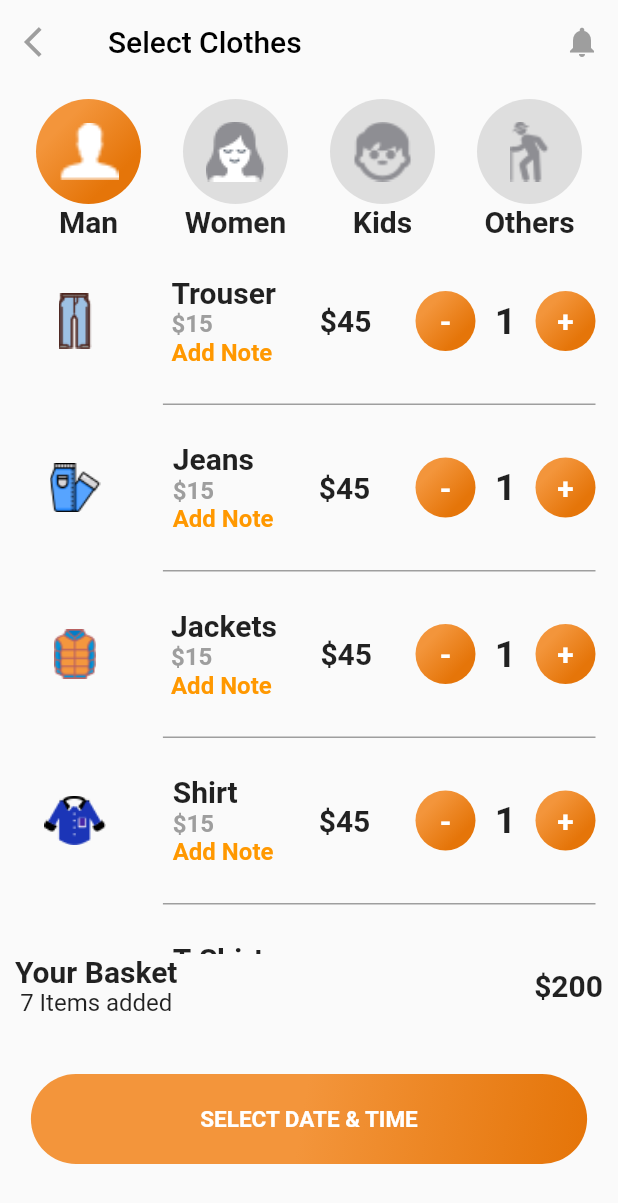
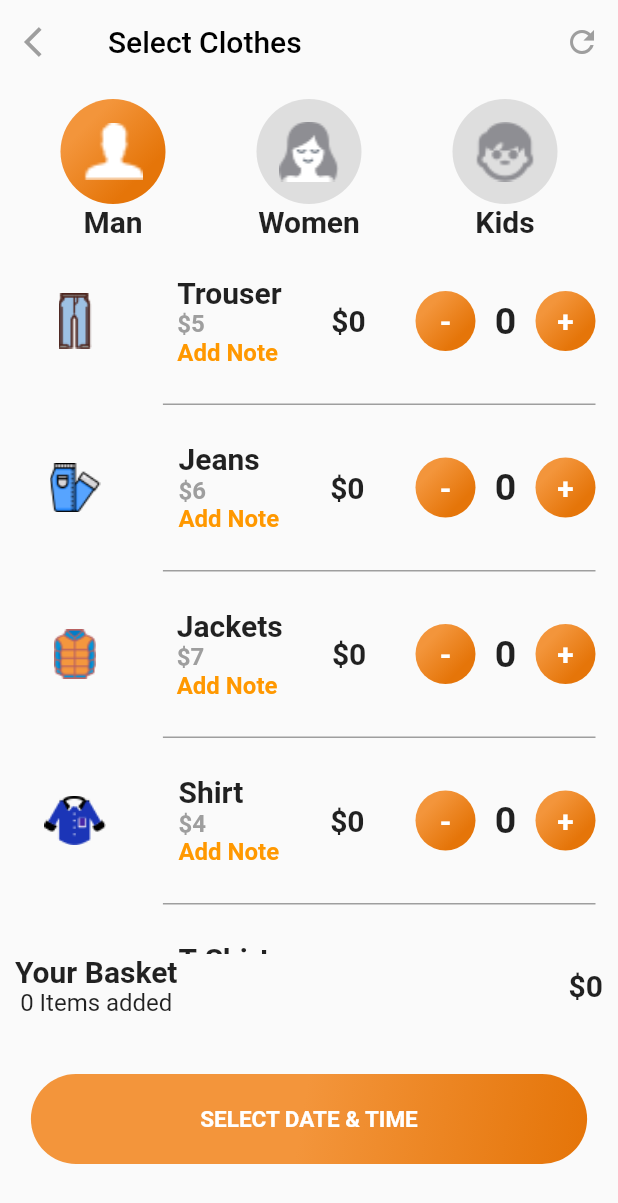
Before and after one commit to datapirates0101/laundry, a Flutter app: the OrdersPage screen opened directly, on a phone screen of 412 x 824 dp. Shown: the top 1203 px of the screen. Run offline on Flutter 3.47's test engine with Material 2 defaults, Android fonts, the phone set to English and light mode, and no system bars; our stand-ins replace cloud_firestore, firebase_auth, firebase_core, flutter_riverpod; missing offline and left inert: ntp; accounts and stored records are empty.

Commit message:
orders page linking and logic with provider

```diff
--- /dev/null
+++ b/lib/logic/gender_clothList.dart
@@ -0,0 +1,176 @@
+// ignore: file_names
+import 'package:laundry/widgets/cloth.dart';
+import 'package:laundry/providers/quantity.dart';
+
+List<List<ClothWidget>> whichGenderCloths() {
+  return [
+    [
+      ClothWidget(
+        img: 'cloth1',
+        name: 'Trouser',
+        price: 5,
+        quantity: mtrouserProvider,
+      ),
+      ClothWidget(
+        img: 'cloth2',
+        name: 'Jeans',
+        price: 6,
+        quantity: mjeansProvider,
+      ),
+      ClothWidget(
+        img: 'cloth3',
+        name: 'Jackets',
+        price: 7,
+        quantity: mjacketProvider,
+      ),
+      ClothWidget(
+        img: 'cloth4',
+        name: 'Shirt',
+        price: 4,
+        quantity: mshirtProvider,
+      ),
+      ClothWidget(
+        img: 'cloth5',
+        name: 'T-Shirt',
+        price: 3,
+        quantity: mtshirtProvider,
+      ),
+      ClothWidget(
+        img: 'cloth6',
+        name: 'Blazer',
+        price: 10,
+        quantity: mblaserProvider,
+      ),
+      ClothWidget(
+        img: 'cloth7',
+        name: 'Coats',
+        price: 10,
+        quantity: mcoatProvider,
+      ),
+      ClothWidget(
+        img: 'cloth8',
+        name: 'Kurta',
+        price: 6,
+        quantity: mkurtaProvider,
+      ),
+      ClothWidget(
+        img: 'cloth9',
+        name: 'Sweater',
+        price: 8,
+        quantity: msweateProvider,
+      ),
+    ],
+    [
+      ClothWidget(
+        img: 'cloth1',
+        name: 'Trouser',
+        price: 4,
+        quantity: wtrouserProvider,
+      ),
+      ClothWidget(
+        img: 'cloth2',
+        name: 'Jeans',
+        price: 5,
+        quantity: wjeansProvider,
+      ),
+      ClothWidget(
+        img: 'cloth3',
+        name: 'Jackets',
+        price: 6,
+        quantity: wjacketProvider,
+      ),
+      ClothWidget(
+        img: 'cloth4',
+        name: 'Shirt',
+        price: 3,
+        quantity: wshirtProvider,
+      ),
+      ClothWidget(
+        img: 'cloth5',
+        name: 'T-Shirt',
+        price: 2,
+        quantity: wtshirtProvider,
+      ),
+      ClothWidget(
+        img: 'cloth6',
+        name: 'Blazer',
+        price: 9,
+        quantity: wblaserProvider,
+      ),
+      ClothWidget(
+        img: 'cloth7',
+        name: 'Coats',
+        price: 9,
+        quantity: wcoatProvider,
+      ),
+      ClothWidget(
+        img: 'cloth8',
+        name: 'Kurta',
+        price: 5,
+        quantity: wkurtaProvider,
+      ),
+      ClothWidget(
+        img: 'cloth9',
+        name: 'Sweater',
+        price: 7,
+        quantity: wsweateProvider,
+      ),
+    ],
+    [
+      ClothWidget(
+        img: 'cloth1',
+        name: 'Trouser',
+        price: 3,
+        quantity: ktrouserProvider,
+      ),
+      ClothWidget(
+        img: 'cloth2',
+        name: 'Jeans',
+        price: 4,
+        quantity: kjeansProvider,
+      ),
+      ClothWidget(
+        img: 'cloth3',
+        name: 'Jackets',
+        price: 5,
+        quantity: kjacketProvider,
+      ),
+      ClothWidget(
+        img: 'cloth4',
+        name: 'Shirt',
+        price: 2,
+        quantity: kshirtProvider,
+      ),
+      ClothWidget(
+        img: 'cloth5',
+        name: 'T-Shirt',
+        price: 1,
+        quantity: ktshirtProvider,
+      ),
+      ClothWidget(
+        img: 'cloth6',
+        name: 'Blazer',
+        price: 8,
+        quantity: kblaserProvider,
+      ),
+      ClothWidget(
+        img: 'cloth7',
+        name: 'Coats',
+        price: 8,
+        quantity: kcoatProvider,
+      ),
+      ClothWidget(
+        img: 'cloth8',
+        name: 'Kurta',
+        price: 4,
+        quantity: kkurtaProvider,
+      ),
+      ClothWidget(
+        img: 'cloth9',
+        name: 'Sweater',
+        price: 6,
+        quantity: ksweateProvider,
+      ),
+    ],
+  ];
+}
--- a/lib/resources/fetch_time.dart
+++ b/lib/resources/fetch_time.dart
@@ -9,7 +9,7 @@ class Time {
   }
 
   bool checkTime(DateTime time) {
-    if (time.hour >= 7 && time.hour <= 20) {
+    if (time.hour >= 7 && time.hour < 20) {
       return true;
     } else {
       return false;
--- a/lib/screens/order_page.dart
+++ b/lib/screens/order_page.dart
@@ -1,18 +1,31 @@
 import 'package:flutter/material.dart';
+import 'package:flutter_riverpod/flutter_riverpod.dart';
+import 'package:laundry/logic/item_price_cal.dart';
+import 'package:laundry/providers/quantity.dart';
+import 'package:laundry/screens/pickup&delivery_screen.dart';
 import 'package:laundry/utils/style.dart';
 import 'package:laundry/widgets/category.dart';
 import 'package:laundry/widgets/cloth.dart';
+import 'package:laundry/logic/gender_clothList.dart';
 
-class OrdersPage extends StatefulWidget {
+class OrdersPage extends ConsumerStatefulWidget {
   const OrdersPage({Key? key}) : super(key: key);
 
   @override
-  State<OrdersPage> createState() => _OrdersPageState();
+  ConsumerState<ConsumerStatefulWidget> createState() => _OrdersPageState();
 }
 
-class _OrdersPageState extends State<OrdersPage> {
+class _OrdersPageState extends ConsumerState<OrdersPage> {
+  bool isActiveMan = true;
+  bool isActiveWomen = false;
+  bool isActivekid = false;
+  int gender = 0;
+
   @override
-  Widget build(BuildContext context) {
+  Widget build(
+    BuildContext context,
+  ) {
+    int item = ref.watch(itemCountProvider);
     return Scaffold(
       appBar: AppBar(
         backgroundColor: Colors.transparent,
@@ -23,12 +36,17 @@ class _OrdersPageState extends State<OrdersPage> {
         ),
         leading: IconButton(
           icon: const Icon(Icons.arrow_back_ios, color: Colors.grey),
-          onPressed: () {},
+          onPressed: () {
+            refreshUi(ref);
+            Navigator.pop(context);
+          },
         ),
         actions: [
           IconButton(
-            icon: const Icon(Icons.notifications, color: Colors.grey),
-            onPressed: () {},
+            icon: const Icon(Icons.refresh_outlined, color: Colors.grey),
+            onPressed: () {
+              refreshUi(ref);
+            },
           ),
         ],
       ),
@@ -39,26 +57,45 @@ class _OrdersPageState extends State<OrdersPage> {
             Row(
               mainAxisAlignment: MainAxisAlignment.spaceAround,
               children: [
-                categoryWidget('man', 'Man', true),
-                categoryWidget('girl', 'Women', false),
-                categoryWidget('child', 'Kids', false),
-                categoryWidget('oldman', 'Others', false),
+                GestureDetector(
+                  onTap: () {
+                    setState(() {
+                      isActiveWomen = false;
+                      isActivekid = false;
+                      isActiveMan = !isActiveMan;
+                      gender = 0;
+                    });
+                  },
+                  child: categoryWidget('man', 'Man', isActiveMan),
+                ),
+                GestureDetector(
+                  onTap: () {
+                    setState(() {
+                      isActiveMan = false;
+                      isActivekid = false;
+                      isActiveWomen = !isActiveWomen;
+                      gender = 1;
+                    });
+                  },
+                  child: categoryWidget('girl', 'Women', isActiveWomen),
+                ),
+                GestureDetector(
+                  onTap: () {
+                    setState(() {
+                      isActiveMan = false;
+                      isActiveWomen = false;
+                      isActivekid = !isActivekid;
+                      gender = 2;
+                    });
+                  },
+                  child: categoryWidget('child', 'Kids', isActivekid),
+                ),
               ],
             ),
             Expanded(
               child: SingleChildScrollView(
                 child: Column(
-                  children: [
-                    clothWidget('cloth1', 'Trouser', '15', context),
-                    clothWidget('cloth2', 'Jeans', '15', context),
-                    clothWidget('cloth3', 'Jackets', '15', context),
-                    clothWidget('cloth4', 'Shirt', '15', context),
-                    clothWidget('cloth5', 'T-Shirt', '15', context),
-                    clothWidget('cloth6', 'Blazer', '15', context),
-                    clothWidget('cloth7', 'Coats', '15', context),
-                    clothWidget('cloth8', 'Kurta', '15', context),
-                    clothWidget('cloth9', 'Sweater', '15', context),
-                  ],
+                  children: whichGenderCloths()[gender],
                 ),
               ),
             ),
@@ -72,13 +109,13 @@ class _OrdersPageState extends State<OrdersPage> {
                       style: headingStyle,
                     ),
                     Text(
-                      '7 Items added',
+                      '${item.toString()} Items added',
                       style: contentStyle,
                     ),
                   ],
                 ),
                 Text(
-                  '\$200',
+                  '\$${ref.watch(priceProvider)}',
                   style: headingStyle,
                 ),
               ],
@@ -87,7 +124,14 @@ class _OrdersPageState extends State<OrdersPage> {
               height: 30,
             ),
             InkWell(
-              onTap: () {},
+              onTap: () {
+                Navigator.push(
+                  context,
+                  MaterialPageRoute(
+                    builder: (context) => const PickupScreen(),
+                  ),
+                );
+              },
               child: Padding(
                 padding: const EdgeInsets.all(8.0),
                 child: Container(
--- a/lib/utils/global_variables.dart
+++ b/lib/utils/global_variables.dart
@@ -1,5 +1,61 @@
-import 'package:flutter/material.dart';
-import 'package:laundry/screens/home_page.dart';
-import 'package:laundry/screens/myorder_page.dart';
-import 'package:laundry/screens/profile_pade.dart';
-import 'package:laundry/screens/track_order_page.dart';
+import 'package:laundry/providers/quantity.dart';
+
+Map<String, int> price = {
+  'mtrouserProvider': 5,
+  'mjeansProvider': 6,
+  'mjacketProvider': 7,
+  'mshirtProvider': 4,
+  'mtshirtProvider': 3,
+  'mblaserProvider': 10,
+  'mcoatProvider': 10,
+  'mkurtaProvider': 6,
+  'msweateProvider': 8,
+  'wtrouserProvider': 4,
+  'wjeansProvider': 5,
+  'wjacketProvider': 6,
+  'wshirtProvider': 3,
+  'wtshirtProvider': 2,
+  'wblaserProvider': 9,
+  'wcoatProvider': 9,
+  'wkurtaProvider': 5,
+  'wsweateProvider': 7,
+  'ktrouserProvider': 3,
+  'kjeansProvider': 4,
+  'kjacketProvider': 5,
+  'kshirtProvider': 2,
+  'ktshirtProvider': 1,
+  'kblaserProvider': 8,
+  'kcoatProvider': 8,
+  'kkurtaProvider': 4,
+  'ksweateProvider': 6,
+};
+
+List clothes = [
+  mtrouserProvider,
+  mjeansProvider,
+  mjacketProvider,
+  mshirtProvider,
+  mtshirtProvider,
+  mblaserProvider,
+  mcoatProvider,
+  mkurtaProvider,
+  msweateProvider,
+  wtrouserProvider,
+  wjeansProvider,
+  wjacketProvider,
+  wshirtProvider,
+  wtshirtProvider,
+  wblaserProvider,
+  wcoatProvider,
+  wkurtaProvider,
+  wsweateProvider,
+  ktrouserProvider,
+  kjeansProvider,
+  kjacketProvider,
+  kshirtProvider,
+  ktshirtProvider,
+  kblaserProvider,
+  kcoatProvider,
+  kkurtaProvider,
+  ksweateProvider,
+];
--- a/lib/widgets/cloth.dart
+++ b/lib/widgets/cloth.dart
@@ -1,8 +1,36 @@
 import 'package:flutter/material.dart';
+import 'package:flutter_riverpod/flutter_riverpod.dart';
+import 'package:laundry/logic/item_price_cal.dart';
 import 'package:laundry/utils/style.dart';
 
-Container clothWidget(
-    String img, String name, String price, BuildContext context) {
+class ClothWidget extends ConsumerStatefulWidget {
+  final String img;
+  final String name;
+  final int price;
+  final StateProvider<int> quantity;
+  const ClothWidget({
+    Key? key,
+    required this.img,
+    required this.name,
+    required this.price,
+    required this.quantity,
+  }) : super(key: key);
+
+  @override
+  ConsumerState<ConsumerStatefulWidget> createState() => _ClothWidgetState();
+}
+
+class _ClothWidgetState extends ConsumerState<ClothWidget> {
+  @override
+  Widget build(BuildContext context) {
+    widget.img;
+    widget.key;
+    widget.name;
+    widget.price;
+
+    int quant = ref.watch(widget.quantity);
+    int totalPrice = quant * widget.price;
+
     return Container(
       padding: const EdgeInsets.symmetric(horizontal: 5),
       width: MediaQuery.of(context).size.width,
@@ -21,7 +49,7 @@ Container clothWidget(
                   decoration: BoxDecoration(
                     image: DecorationImage(
                       image: AssetImage(
-                      'assets/images/$img.png',
+                        'assets/images/${widget.img}.png',
                       ),
                     ),
                   ),
@@ -30,11 +58,11 @@ Container clothWidget(
                   crossAxisAlignment: CrossAxisAlignment.start,
                   children: [
                     Text(
-                    name,
+                      widget.name,
                       style: headingStyle,
                     ),
                     Text(
-                    "\$$price",
+                      "\$${widget.price}",
                       style: headingStyle.copyWith(
                         color: Colors.grey,
                         fontSize: 16,
@@ -50,12 +78,20 @@ Container clothWidget(
                   ],
                 ),
                 Text(
-                '\$45',
+                  '\$${totalPrice.toString()}',
                   style: headingStyle,
                 ),
                 Row(
                   children: [
-                  Container(
+                    InkWell(
+                      onTap: () {
+                        if (quant > 0) {
+                          ref.read(widget.quantity.notifier).state--;
+                        }
+                        noItemCalculator(ref);
+                        priceCalculator(ref);
+                      },
+                      child: Container(
                         height: 40,
                         width: 40,
                         decoration: BoxDecoration(
@@ -69,17 +105,26 @@ Container clothWidget(
                           ),
                         ),
                       ),
+                    ),
                     SizedBox(
                       height: 40,
                       width: 40,
                       child: Center(
                         child: Text(
-                        '1',
+                          quant.toString(),
                           style: headingStyle.copyWith(fontSize: 25),
                         ),
                       ),
                     ),
-                  Container(
+                    InkWell(
+                      onTap: () {
+                        if (quant < 10) {
+                          ref.read(widget.quantity.notifier).state++;
+                        }
+                        noItemCalculator(ref);
+                        priceCalculator(ref);
+                      },
+                      child: Container(
                         height: 40,
                         width: 40,
                         decoration: BoxDecoration(
@@ -90,6 +135,7 @@ Container clothWidget(
                           child: Text(
                             '+',
                             style: headingStyle.copyWith(color: Colors.white),
+                          ),
                         ),
                       ),
                     ),
@@ -112,3 +158,4 @@ Container clothWidget(
       ),
     );
   }
+}
--- a/pubspec.yaml
+++ b/pubspec.yaml
@@ -38,6 +38,8 @@ dependencies:
   cloud_firestore: ^3.1.13
   firebase_auth: ^3.3.15
   ntp: ^2.0.0
+  flutter_riverpod: ^2.0.0-dev.5
+
 
 dev_dependencies:
   flutter_test:
```
Also changed, not shown: lib/logic/item_price_cal.dart (added, +51 -0 lines), lib/main.dart (+26 -3 lines), lib/providers/quantity.dart (added, +150 -0 lines), lib/screens/home_page.dart (+8 -2 lines), pubspec.lock. Lines whose indentation alone changed are shown as unchanged.
